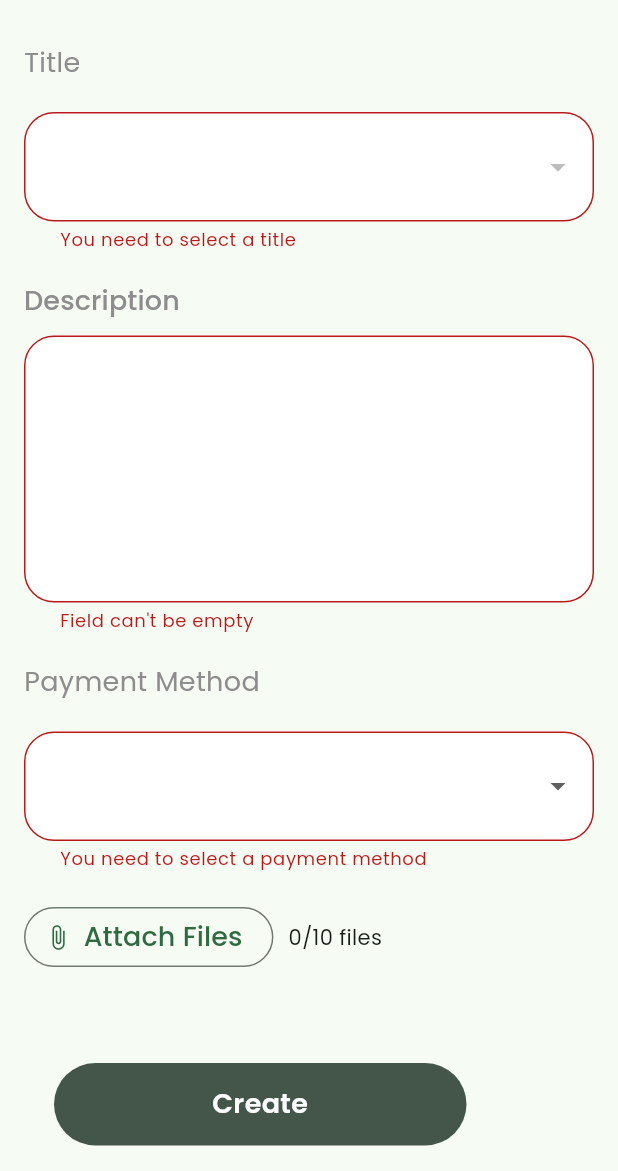
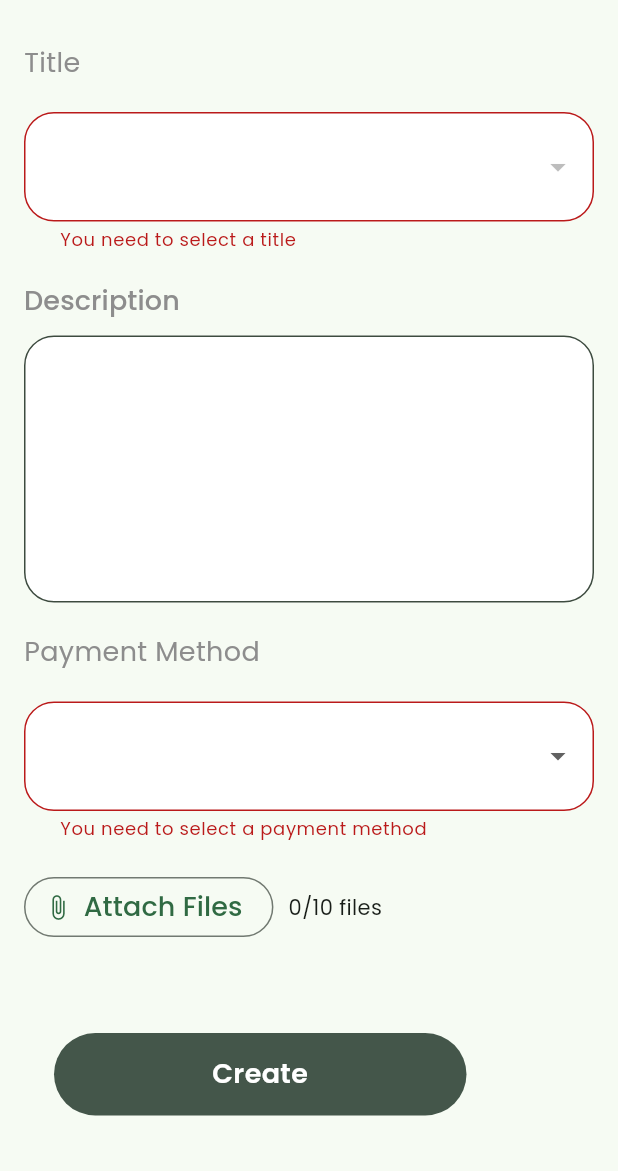
Before and after one commit to Bee-on-Budget/Ticket-app, a Flutter app: the NewTicketScreen screen opened directly, after a tap on "Create", on a phone screen of 412 x 824 dp, the part 65-1236 px from its top. Run offline on Flutter 3.47's test engine with Material 3 defaults, Android fonts, the phone set to English and light mode, and no system bars; our stand-ins replace cached_network_image, cloud_firestore, email_validator, file_picker, firebase_auth, firebase_core and 3 more; missing offline and left inert: ntp; accounts and stored records are empty.

Commit message:
Makes description field optional

```diff
--- a/lib/src/modules/screens/tickets/new_ticket_screen.dart
+++ b/lib/src/modules/screens/tickets/new_ticket_screen.dart
@@ -106,17 +106,8 @@ class _NewTicketScreenState extends State<NewTicketScreen> {
                   label: "Description",
                   child: TextFormField(
                     maxLines: 6,
-                    validator: (value) {
-                      if (value == null || value.isEmpty) {
-                        return "Field can't be empty";
-                      }
-                      if (value.length < 20) {
-                        return "Description can't be less than 20";
-                      }
-                      return null;
-                    },
                     onSaved: (value) {
-                      _description = value!;
+                      _description = value?.trim() ?? 'No Description';
                     },
                   ),
                 ),
```
